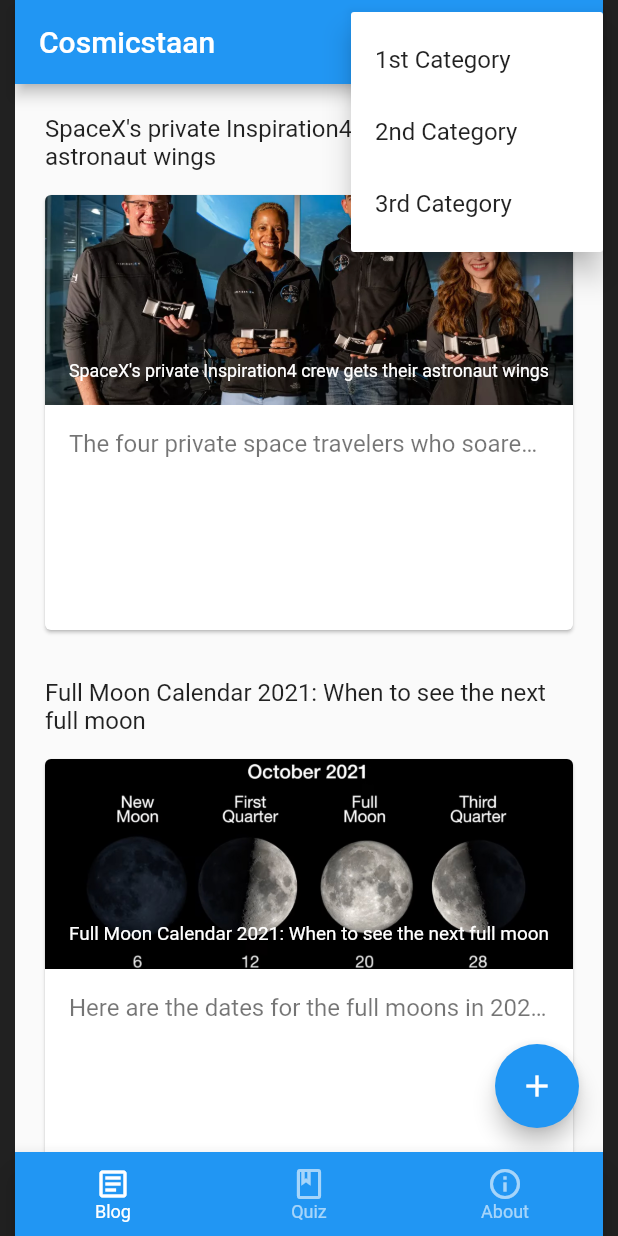
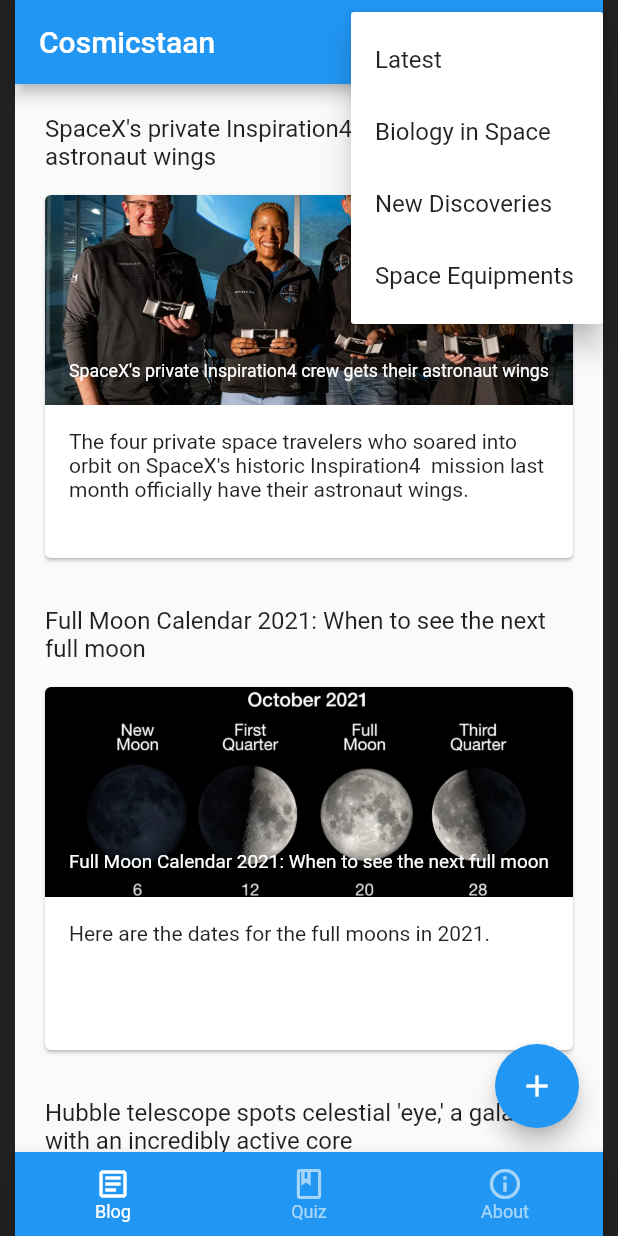
Before and after one commit to imranbarbhuiya/Cosmicstaan, a Flutter app: the screen it shows after launch, after a tap on the "more vert" icon, on a phone screen of 412 x 824 dp. Run offline on Flutter 3.47's test engine with Material 2 defaults, Android fonts, the phone set to English and light mode, and no system bars; our stand-ins replace rflutter_alert.

Commit message:
everything done
Signed-off-by: Imran Barbhuiya <74945038+imranbarbhuiya@users.noreply.github.com>

```diff
--- a/lib/main.dart
+++ b/lib/main.dart
@@ -109,9 +109,10 @@
           ),
           PopupMenuButton<Text>(itemBuilder: (context) {
             return [
-              const PopupMenuItem(child: Text("1st Category")),
-              const PopupMenuItem(child: Text("2nd Category")),
-              const PopupMenuItem(child: Text("3rd Category"))
+              const PopupMenuItem(child: Text("Latest")),
+              const PopupMenuItem(child: Text("Biology in Space")),
+              const PopupMenuItem(child: Text("New Discoveries")),
+              const PopupMenuItem(child: Text("Space Equipments"))
             ];
           })
         ],
@@ -509,7 +510,7 @@
 library. Doris also likes learning new ways to prepare the basil sitting on her windowsill.
 Follow her on twitter at @salazar_elin."""),
       const Article(
-          assetName: 'images/4th.jpg',
+          assetName: 'images/4th.webp',
           title:
               "After 3.5 million-year hiatus, the largest comet ever discovered is headed our way",
           description:
@@ -1460,7 +1461,7 @@
   }) : super(key: key);
 
   // This height will allow for all the Card's content to fit comfortably within the card.
-  static const height = 298.0;
+  static const height = 250.0;
   final Article article;
 
   @override
@@ -1534,7 +1535,6 @@
   Widget build(BuildContext context) {
     final theme = Theme.of(context);
     final titleStyle = theme.textTheme.headline5!.copyWith(color: Colors.white);
-    final descriptionStyle = theme.textTheme.subtitle1;
 
     return Column(
       crossAxisAlignment: CrossAxisAlignment.start,
@@ -1568,28 +1568,17 @@
             ],
           ),
         ),
-        // Description and share/explore buttons.
         Padding(
           padding: const EdgeInsets.fromLTRB(16, 16, 16, 0),
-          child: DefaultTextStyle(
-            softWrap: false,
-            overflow: TextOverflow.ellipsis,
-            style: descriptionStyle!.copyWith(color: Colors.black54),
           child: Column(
             crossAxisAlignment: CrossAxisAlignment.start,
             children: [
-                Padding(
-                  padding: const EdgeInsets.only(bottom: 8),
-                  child: Text(
+              Text(
                 article.description,
-                    style: descriptionStyle.copyWith(color: Colors.black54),
-                  ),
               ),
             ],
           ),
         ),
-        ),
-        // share, explore buttons
       ],
     );
   }
@@ -1649,7 +1638,7 @@
                     ),
                   ),
                 ),
-                Image.asset('images/space.jpg'),
+                Image.asset(widget.article.assetName),
                 Padding(
                   padding: const EdgeInsets.all(16.0),
                   child: Text(
```
Lines whose indentation alone changed are shown as unchanged.
